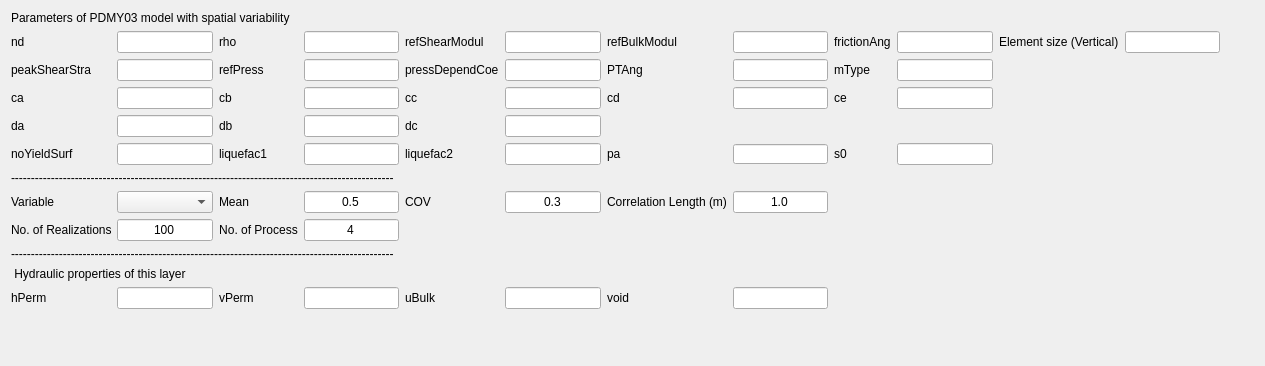
Before: the Qt Designer form UI/PDMY03_random.ui in NHERI-SimCenter/QS3hark, drawn with Qt 5.
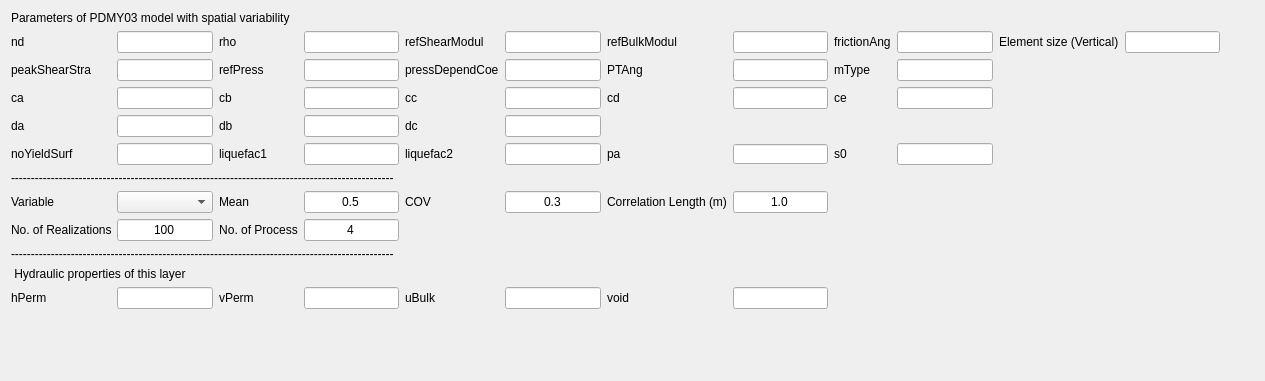
After: the same form once the commit is applied.

```diff
--- a/UI/PDMY03_random.ui
+++ b/UI/PDMY03_random.ui
@@ -7,7 +7,7 @@
     <x>0</x>
     <y>0</y>
     <width>1265</width>
-    <height>366</height>
+    <height>381</height>
    </rect>
   </property>
   <property name="windowTitle">
```
Left out of the diff: 4 changed lines with no effect on the pictures.
